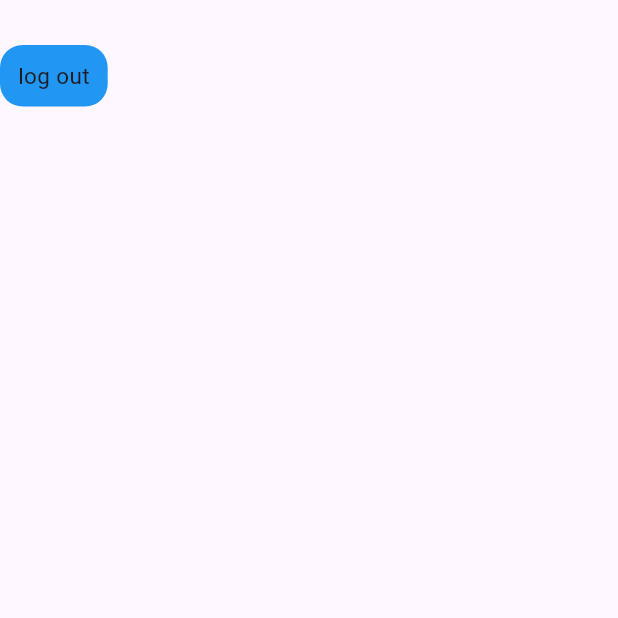
After one commit to OLADISEA/blog_app, a Flutter app: the HomePage screen opened directly, on a phone screen of 412 x 824 dp, the top half of it. The commit adds this screen. Run offline on Flutter 3.47's test engine with Material 2 defaults, Android fonts, the phone set to English and light mode, and no system bars; our stand-ins replace flutter_bloc.

```diff
--- /dev/null
+++ b/lib/views/home/home_page.dart
@@ -0,0 +1,24 @@
+import 'package:blog_app/data/repository.dart';
+import 'package:blog_app/views/login/log_in.dart';
+import 'package:blog_app/widgets/common/reusable.dart';
+import 'package:flutter/material.dart';
+
+class HomePage extends StatelessWidget {
+  const HomePage({Key? key}) : super(key: key);
+
+  @override
+  Widget build(BuildContext context) {
+    return SafeArea(
+      child: Scaffold(
+        body: Column(
+          children: [
+            generalButton('log out', () {
+              BlogRepository().logout();
+              //Navigator.of(context).push(MaterialPageRoute(builder: (context)=> LogIn()));
+            })
+          ],
+        ),
+      ),
+    );
+  }
+}
--- a/lib/views/login/bloc/login_states.dart
+++ b/lib/views/login/bloc/login_states.dart
@@ -1,12 +1,14 @@
 class LogInStates{
   final String email;
   final String password;
-  LogInStates({this.email='',this.password=''});
+  final bool logInSuccess;
+  LogInStates({this.email='',this.password='',this.logInSuccess=false});
 
-  LogInStates copyWith({String? email, String? password}){
+  LogInStates copyWith({String? email, String? password,bool? logInSuccess}){
       return LogInStates(
           email: email??this.email,
-          password: password??this.password
+          password: password??this.password,
+        logInSuccess: logInSuccess??this.logInSuccess
       );
     }
   }
```
Also changed, not shown: lib/data/repository.dart (+30 -1 lines), lib/views/login/bloc/login_bloc.dart (+6 -1 lines), lib/views/login/log_in.dart (+15 -2 lines).
